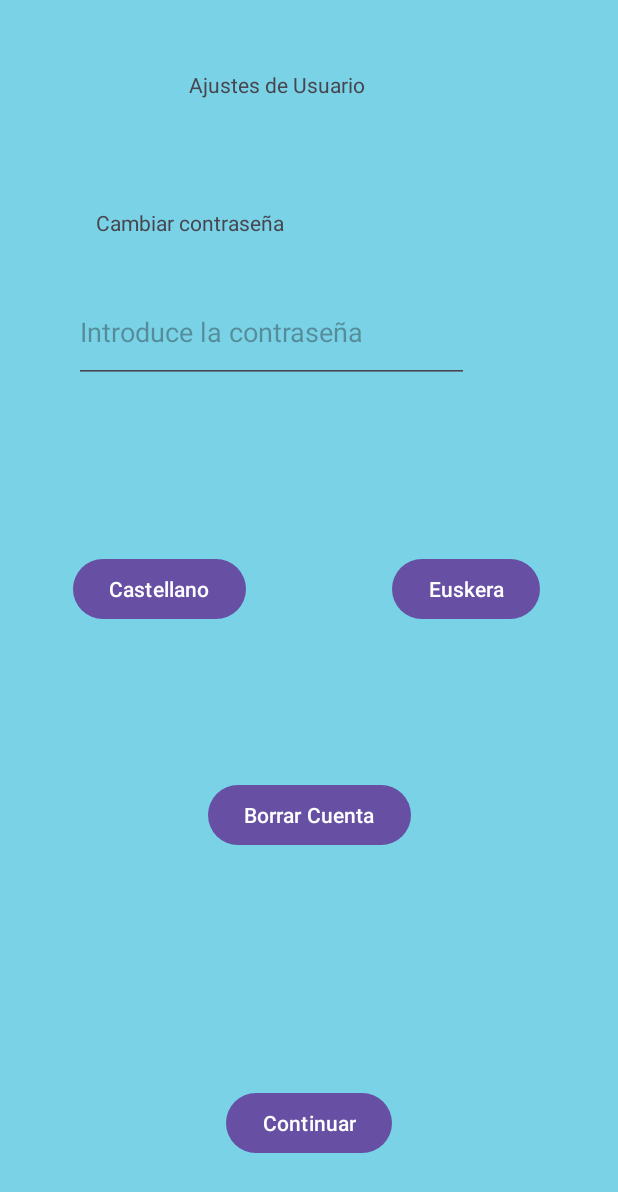
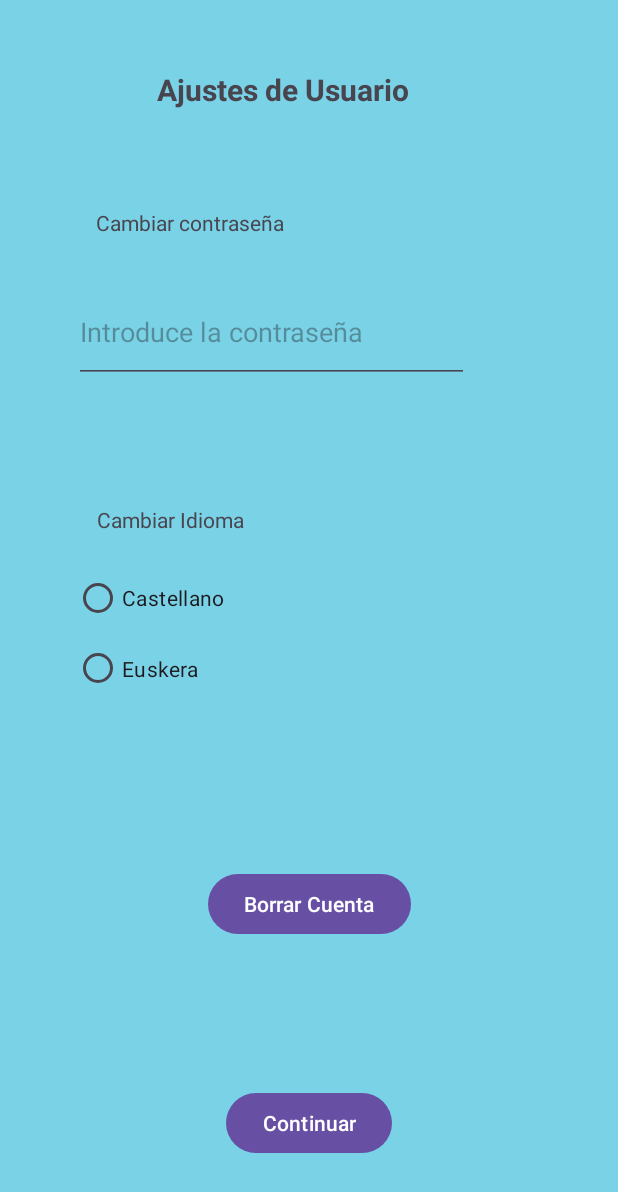
Before and after one commit to Samuelelorrieta/GernikaApp, an Android app: the fragment AjustesUsuario placed in its activity, on a phone screen of 412 x 824 dp. Shown: the top 1192 px of the screen. Run offline under Robolectric (Android 15) with nearby library versions, the phone set to English and light mode, and no system bars; our stand-ins replace Firebase (no records; nobody signed in at launch, a user with empty details on screens opened directly), Room's generated code.

Commit message:
Cambios para david

```diff
--- a/app/src/main/java/com/example/gernikaapp/AjustesUsuario.java
+++ b/app/src/main/java/com/example/gernikaapp/AjustesUsuario.java
@@ -1,31 +1,27 @@
 package com.example.gernikaapp;
 
+import static androidx.core.app.ActivityCompat.recreate;
 import android.content.res.Configuration;
 import android.os.Bundle;
-
 import androidx.annotation.NonNull;
 import androidx.annotation.Nullable;
 import androidx.fragment.app.Fragment;
 import androidx.room.Room;
-
-import android.view.LayoutInflater;
 import android.view.View;
-import android.view.ViewGroup;
 import android.widget.Button;
 import android.widget.EditText;
-
-import com.example.gernikaapp.BD.AppDatabase;
-import com.example.gernikaapp.BD.Usuario;
 import com.google.android.gms.tasks.OnCompleteListener;
 import com.google.android.gms.tasks.Task;
 import com.google.firebase.auth.FirebaseAuth;
 import com.google.firebase.auth.FirebaseUser;
+import android.view.LayoutInflater;
+import android.view.ViewGroup;
+import android.widget.RadioButton;
 
-/**
- * A simple {@link Fragment} subclass.
- * Use the {@link AjustesUsuario#newInstance} factory method to
- * create an instance of this fragment.
- */
+import com.example.gernikaapp.BD.AppDatabase;
+
+import java.util.Objects;
+
 public class AjustesUsuario extends Fragment {
 
     // TODO: Rename parameter arguments, choose names that match
@@ -62,8 +58,10 @@ public class AjustesUsuario extends Fragment {
     }
     public void onViewCreated(@NonNull View view, @Nullable Bundle savedInstanceState) {
         Button continuar =view.findViewById(R.id.continuar);
-        Button euskera =view.findViewById(R.id.euskera);
-        Button castellano =view.findViewById(R.id.castellano);
+
+        RadioButton euskera = view.findViewById(R.id.radioEuskera);
+        RadioButton castellano = view.findViewById(R.id.radioCastellano);
+
         Button borrar =view.findViewById(R.id.borrar);
         EditText contra = view.findViewById(R.id.nombre);
 
@@ -74,15 +72,16 @@ public class AjustesUsuario extends Fragment {
         }
 
         continuar.setOnClickListener(v -> {
-            if(!(contra.getText().toString().equals("")))
-                actualizarContra(contra);
-            cambiarFragment(new MapaFragment());
-        });
-        euskera.setOnClickListener(v -> {
-            cambiarIdioma("eu");
-        });
-        castellano.setOnClickListener(v -> {
-            cambiarIdioma("");
+            if(castellano.isChecked()||euskera.isChecked())
+            {
+                String idioma="";
+                if(euskera.isChecked())
+                    idioma="eu";
+                if(!(contra.getText().toString().equals("")))
+                    actualizarContra(contra);
+                cambiarIdioma(idioma);
+                cambiarFragment(new MapaFragment());
+            }
         });
         borrar.setOnClickListener(v -> {
             borrarUsuario();
@@ -119,10 +118,9 @@ public class AjustesUsuario extends Fragment {
                                         AppDatabase db = Room.databaseBuilder(
                                                         getContext().getApplicationContext(),
                                                         AppDatabase.class,
-                                                        "Gernikaren")
+                                                        "DatuBase")
                                                 .allowMainThreadQueries().build();
                                         db.daoUsuario().actualizarContra(contra.getText().toString(),id);
-                                        cambiarFragment(new MapaFragment());
                                     } else {
                                     }
                                 }
@@ -143,7 +141,7 @@ public class AjustesUsuario extends Fragment {
                                     AppDatabase db = Room.databaseBuilder(
                                                     getContext().getApplicationContext(),
                                                     AppDatabase.class,
-                                                    "Gernikaren")
+                                                    "DatuBase")
                                             .allowMainThreadQueries().build();
                                     db.daoUsuario().borrarUsuario(id);
                                 } else {
--- a/app/src/main/java/com/example/gernikaapp/Figuras.java
+++ b/app/src/main/java/com/example/gernikaapp/Figuras.java
@@ -99,7 +99,7 @@ public class Figuras extends Fragment {
         AppDatabase db = Room.databaseBuilder(
                         getContext().getApplicationContext(),
                         AppDatabase.class,
-                        "Gernikako")
+                        "DatuBase")
                 .allowMainThreadQueries().build();
         DaoFigura dao=db.daoFigura();
         return dao;
--- a/app/src/main/java/com/example/gernikaapp/IniciarSesion.java
+++ b/app/src/main/java/com/example/gernikaapp/IniciarSesion.java
@@ -92,7 +92,7 @@ public class IniciarSesion extends Fragment {
         AppDatabase db = Room.databaseBuilder(
                         getContext().getApplicationContext(),
                         AppDatabase.class,
-                        "Gernikaren")
+                        "DatuBase")
                 .allowMainThreadQueries().build();
         Usuario usuario = db.daoUsuario().obtenerUsuarioNombre(nombre);
         if(usuario.guardarContra)
@@ -129,7 +129,7 @@ public class IniciarSesion extends Fragment {
             AppDatabase db = Room.databaseBuilder(
                             getContext().getApplicationContext(),
                             AppDatabase.class,
-                            "Gernikaren")
+                            "DatuBase")
                     .allowMainThreadQueries().build();
             Usuario usuario = db.daoUsuario().obtenerUsuarioNombre(nombre);
             Bundle bundle = new Bundle();
--- a/app/src/main/java/com/example/gernikaapp/Registro.java
+++ b/app/src/main/java/com/example/gernikaapp/Registro.java
@@ -109,7 +109,7 @@ public class Registro extends Fragment {
         AppDatabase db = Room.databaseBuilder(
                         getContext().getApplicationContext(),
                         AppDatabase.class,
-                        "Gernikaren")
+                        "DatuBase")
                 .allowMainThreadQueries().build();
         Usuario registrar = new Usuario(nombre,contra,checked);
         db.daoUsuario().insertarUsuario(registrar);
@@ -119,7 +119,7 @@ public class Registro extends Fragment {
         AppDatabase db = Room.databaseBuilder(
                         getContext().getApplicationContext(),
                         AppDatabase.class,
-                        "Gernikaren")
+                        "DatuBase")
                 .allowMainThreadQueries().build();
         Usuario usuario=db.daoUsuario().obtenerUsuarioNombre(nombre);
             Bundle bundle = new Bundle();
--- a/app/src/main/java/com/example/gernikaapp/RuletaFragment.java
+++ b/app/src/main/java/com/example/gernikaapp/RuletaFragment.java
@@ -207,7 +207,7 @@ public class RuletaFragment extends Fragment {
         AppDatabase db = Room.databaseBuilder(
                         getContext().getApplicationContext(),
                         AppDatabase.class,
-                        "Gernika")
+                        "DatuBase")
                 .allowMainThreadQueries().build();
 
         DaoMunicipio dao = db.daoMunicipio();
--- a/app/src/main/res/layout/fragment_ajustes_usuario.xml
+++ b/app/src/main/res/layout/fragment_ajustes_usuario.xml
@@ -13,6 +13,8 @@
         android:layout_width="wrap_content"
         android:layout_height="wrap_content"
         android:text="@string/ajustesUsuario"
+        android:textSize="20sp"
+        android:textStyle="bold"
         app:layout_constraintBottom_toBottomOf="parent"
         app:layout_constraintEnd_toEndOf="parent"
         app:layout_constraintHorizontal_bias="0.428"
@@ -29,7 +31,7 @@
         app:layout_constraintEnd_toEndOf="parent"
         app:layout_constraintStart_toStartOf="parent"
         app:layout_constraintTop_toTopOf="parent"
-        app:layout_constraintVertical_bias="0.669" />
+        app:layout_constraintVertical_bias="0.746" />
 
     <Button
         android:id="@+id/continuar"
@@ -41,30 +43,6 @@
         app:layout_constraintStart_toStartOf="parent"
         app:layout_constraintTop_toTopOf="parent"
         app:layout_constraintVertical_bias="0.934" />
-
-    <Button
-        android:id="@+id/castellano"
-        android:layout_width="wrap_content"
-        android:layout_height="wrap_content"
-        android:text="@string/castellano"
-        app:layout_constraintBottom_toBottomOf="parent"
-        app:layout_constraintEnd_toEndOf="parent"
-        app:layout_constraintHorizontal_bias="0.163"
-        app:layout_constraintStart_toStartOf="parent"
-        app:layout_constraintTop_toTopOf="parent"
-        app:layout_constraintVertical_bias="0.475" />
-
-    <Button
-        android:id="@+id/euskera"
-        android:layout_width="wrap_content"
-        android:layout_height="wrap_content"
-        android:text="@string/euskera"
-        app:layout_constraintBottom_toBottomOf="parent"
-        app:layout_constraintEnd_toEndOf="parent"
-        app:layout_constraintHorizontal_bias="0.833"
-        app:layout_constraintStart_toStartOf="parent"
-        app:layout_constraintTop_toTopOf="parent"
-        app:layout_constraintVertical_bias="0.475" />
 
     <EditText
         android:id="@+id/nombre"
@@ -92,4 +70,39 @@
         app:layout_constraintTop_toTopOf="parent"
         app:layout_constraintVertical_bias="0.172" />
 
+    <TextView
+        android:id="@+id/textView11"
+        android:layout_width="wrap_content"
+        android:layout_height="wrap_content"
+        android:text="@string/cambiar_idioma"
+        app:layout_constraintBottom_toBottomOf="parent"
+        app:layout_constraintEnd_toEndOf="parent"
+        app:layout_constraintHorizontal_bias="0.205"
+        app:layout_constraintStart_toStartOf="parent"
+        app:layout_constraintTop_toTopOf="parent"
+        app:layout_constraintVertical_bias="0.418" />
+
+    <RadioGroup
+        android:layout_width="133dp"
+        android:layout_height="94dp"
+        app:layout_constraintBottom_toBottomOf="parent"
+        app:layout_constraintEnd_toEndOf="parent"
+        app:layout_constraintHorizontal_bias="0.176"
+        app:layout_constraintStart_toStartOf="parent"
+        app:layout_constraintTop_toTopOf="parent"
+        app:layout_constraintVertical_bias="0.513">
+
+        <RadioButton
+            android:id="@+id/radioCastellano"
+            android:layout_width="wrap_content"
+            android:layout_height="wrap_content"
+            android:text="@string/castellano" />
+
+        <RadioButton
+            android:id="@+id/radioEuskera"
+            android:layout_width="wrap_content"
+            android:layout_height="wrap_content"
+            android:text="@string/euskera" />
+    </RadioGroup>
+
 </androidx.constraintlayout.widget.ConstraintLayout>
--- a/app/src/main/res/values/strings.xml
+++ b/app/src/main/res/values/strings.xml
@@ -90,4 +90,5 @@
     <string name="lbl_descripcion_cancion">Rellena los huecos de la canción</string>
     <string name="lbl_descripcion_cancion2">Empezará a sonar el audio de Gernikako Arbola y tienes que rellenar los huecos que faltan. El audio se reproducirá 3 veces, buena suerte.</string>
     <string name="ajustesUsuario">Ajustes de Usuario</string>
+    <string name="cambiar_idioma">Cambiar Idioma</string>
 </resources>
```
Also changed, not shown: app/src/main/java/com/example/gernikaapp/Actividades.java (+30 -10 lines), app/src/main/res/layout/fragment_bunker.xml (+3 -4 lines).
